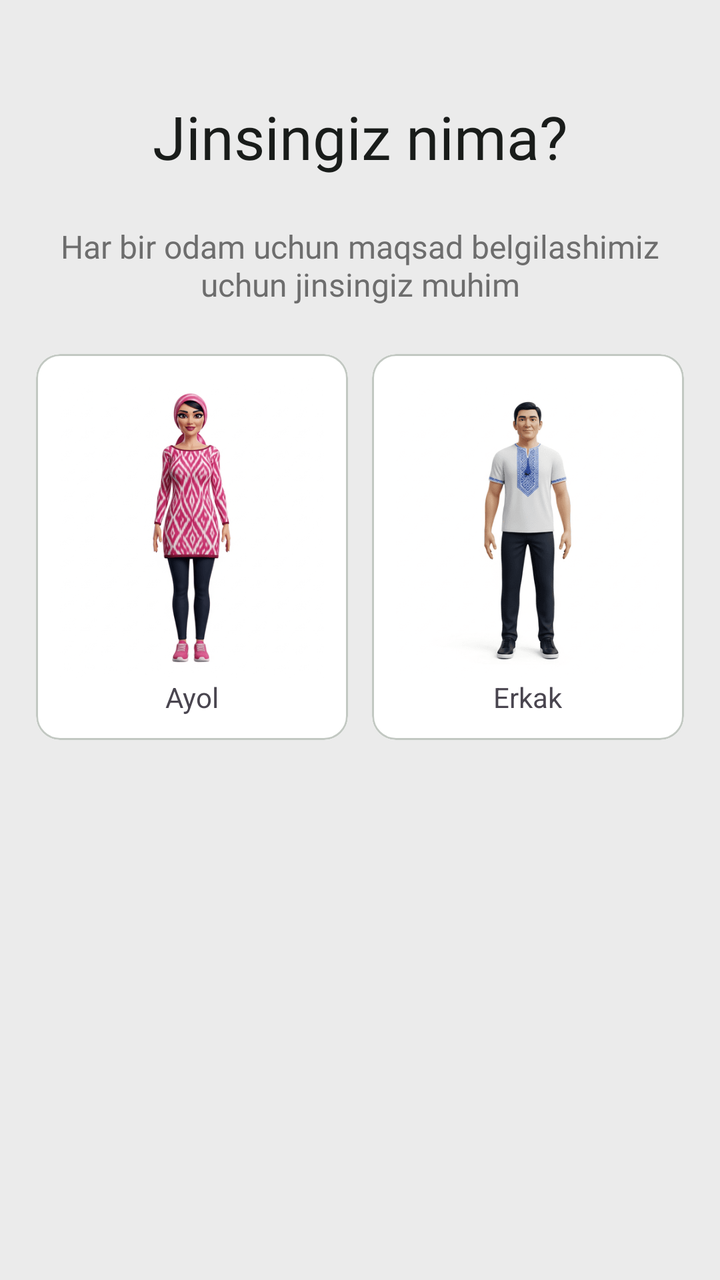
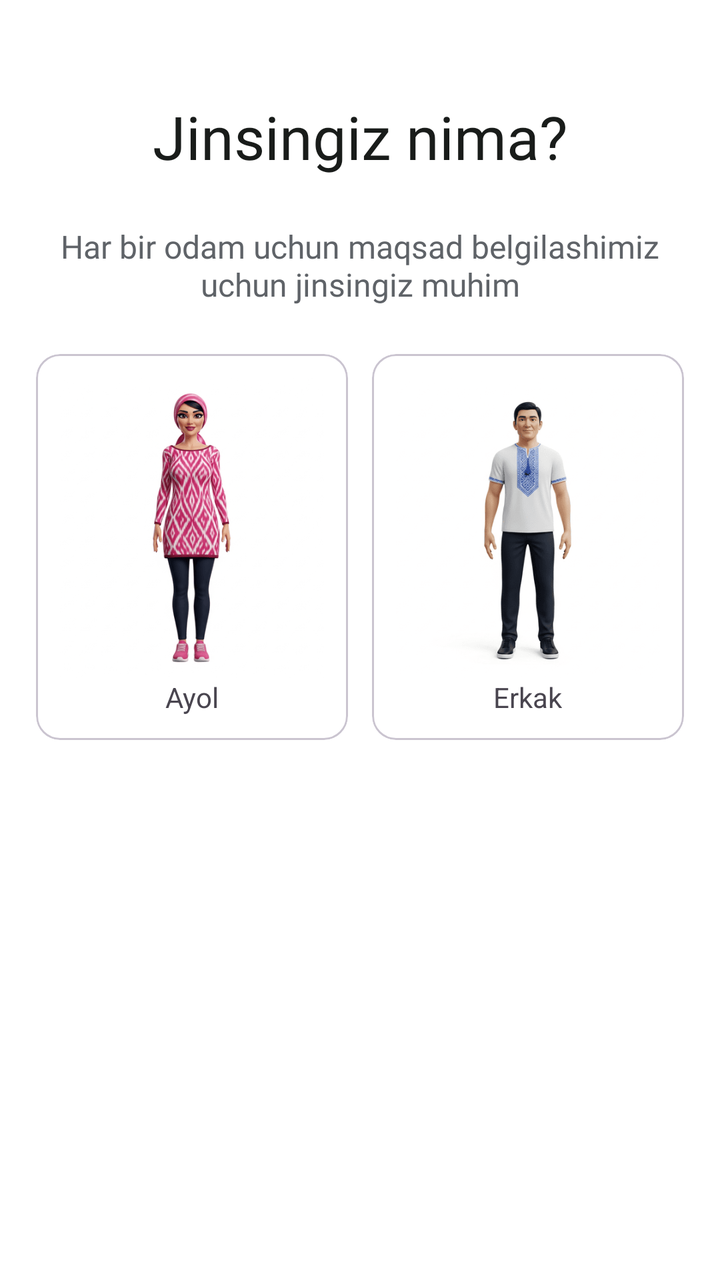

An Android layout rendered at two revisions. The XML below is the earlier revision; the diff shows what the commit changed to produce the second picture.
<!-- AndroidManifest.xml: application theme Theme.Ozamiz -->
<!-- res/layout/fragment_gender.xml -->
<?xml version="1.0" encoding="utf-8"?>
<LinearLayout
    android:orientation="vertical"
    xmlns:android="http://schemas.android.com/apk/res/android"
    xmlns:app="http://schemas.android.com/apk/res-auto"
    android:layout_width="match_parent"
    android:background="?colorSurfaceContainer"
    android:layout_height="match_parent">

    <TextView
        android:id="@+id/textView2"
        style="@style/Title4_28"
        android:fontFamily="@font/roboto_bold"
        android:layout_width="match_parent"
        android:layout_height="wrap_content"
        android:layout_marginTop="@dimen/dimen_48"
        android:text="@string/what_gender"
        android:textColor="?colorOnSurface"
        android:gravity="center"
        app:layout_constraintEnd_toEndOf="parent"
        app:layout_constraintStart_toStartOf="parent"
        app:layout_constraintTop_toTopOf="parent" />

    <TextView
        style="@style/Text1_16"
        android:layout_width="match_parent"
        android:layout_height="wrap_content"
        android:gravity="center"
        android:layout_margin="@dimen/dimen_24"
        android:text="@string/what_gender_subtitle"
        android:textColor="?colorOnSurfaceVariant"
        app:layout_constraintTop_toBottomOf="@+id/textView2" />

    <LinearLayout
        android:layout_width="match_parent"
        android:layout_height="wrap_content"
        android:paddingHorizontal="@dimen/dimen_18"
        android:orientation="horizontal"
        >
        <com.google.android.material.card.MaterialCardView
            android:layout_width="0dp"
            android:id="@+id/female_card"
            android:layout_weight="1"
            android:layout_height="wrap_content"
            app:cardCornerRadius="@dimen/dimen_12"
            >
            <LinearLayout
                android:background="?colorSurfaceContainerLowest"
                android:padding="@dimen/dimen_12"
                android:layout_width="match_parent"
                android:layout_height="match_parent"
                android:orientation="vertical"
                android:gravity="center"
                >
                <ImageView
                    android:layout_width="150dp"
                    android:layout_height="150dp"
                    android:src="@drawable/female_photo"
                    />
                <TextView
                    android:layout_width="wrap_content"
                    android:layout_height="wrap_content"
                    android:text="@string/ayol"
                    android:layout_gravity="center"
                    />

            </LinearLayout>
        </com.google.android.material.card.MaterialCardView>

        <com.google.android.material.card.MaterialCardView
            android:layout_marginStart="@dimen/dimen_12"
            android:layout_width="0dp"
            android:id="@+id/male_card"
            android:layout_weight="1"
            android:layout_height="wrap_content"
            app:cardCornerRadius="@dimen/dimen_12"
            >
            <LinearLayout
                android:padding="@dimen/dimen_12"
                android:background="?colorSurfaceContainerLowest"
                android:layout_width="match_parent"
                android:layout_height="match_parent"
                android:orientation="vertical"
                android:gravity="center"
                >
                <ImageView
                    android:layout_width="150dp"
                    android:layout_height="150dp"
                    android:src="@drawable/male_photo"
                    />
                <TextView
                    android:layout_width="wrap_content"
                    android:layout_height="wrap_content"
                    android:text="@string/erkak"
                    android:layout_gravity="center"
                    />

            </LinearLayout>
        </com.google.android.material.card.MaterialCardView>
    </LinearLayout>
</LinearLayout>
<!-- resources referenced by this layout -->
<resources>
  <style name="Base.Ozamiz" parent="Theme.Material3.Light.NoActionBar">
          <item name="backgroundColor">@color/md_theme_light_surfaceContainer</item>
          <item name="android:windowBackground">@color/md_theme_light_surfaceContainer</item>
          <item name="android:statusBarColor">@color/md_theme_light_surfaceContainer</item>
          <item name="android:windowLightStatusBar">true</item>
  
          <item name="colorPrimary">@color/md_theme_light_primary</item>
          <item name="colorOnPrimary">@color/md_theme_light_onPrimary</item>
          <item name="colorPrimaryContainer">@color/md_theme_light_primaryContainer</item>
          <item name="colorOnPrimaryContainer">@color/md_theme_light_onPrimaryContainer</item>
  
          <item name="colorSecondary">@color/md_theme_light_secondary</item>
          <item name="colorOnSecondary">@color/md_theme_light_onSecondary</item>
          <item name="colorSecondaryContainer">@color/md_theme_light_secondaryContainer</item>
          <item name="colorOnSecondaryContainer">@color/md_theme_light_onSecondaryContainer</item>
  
          
          <item name="colorTertiary">@color/md_theme_light_tertiary</item>
          <item name="colorOnTertiary">@color/md_theme_light_onTertiary</item>
          <item name="colorTertiaryContainer">@color/md_theme_light_tertiaryContainer</item>
          <item name="colorOnTertiaryContainer">@color/md_theme_light_onTertiaryContainer</item>
  
          
          <item name="colorError">@color/md_theme_light_error</item>
          <item name="colorOnError">@color/md_theme_light_onError</item>
          <item name="colorErrorContainer">@color/md_theme_light_errorContainer</item>
          <item name="colorOnErrorContainer">@color/md_theme_light_onErrorContainer</item>
  
          <item name="colorSurface">@color/md_theme_light_surface</item>
          <item name="colorOnSurface">@color/md_theme_light_onSurface</item>
          <item name="colorSurfaceVariant">@color/md_theme_light_surfaceVariant</item>
          <item name="colorOnSurfaceVariant">#6D6D6D</item>
          <item name="colorOutline">@color/md_theme_light_outline</item>
          <item name="colorOutlineVariant">#C2C8C2</item>
  
          
          <item name="colorSurfaceContainerLowest">@color/md_theme_light_surfaceContainerLowest</item>
          <item name="colorSurfaceContainerLow">@color/md_theme_light_surfaceContainerLow</item>
          <item name="colorSurfaceContainer">@color/md_theme_light_surfaceContainer</item>
          <item name="colorSurfaceContainerHigh">@color/md_theme_light_surfaceContainerHigh</item>
          <item name="colorSurfaceContainerHighest">@color/md_theme_light_surfaceContainerHighest</item>
  
          
          <item name="colorSurfaceInverse">#2E312F</item>
          <item name="colorOnSurfaceInverse">#F0F5F1</item>
  
          
          <item name="contentScrim">#000000</item>
          <item name="android:shadowColor">#006D42</item>
  
          
          <item name="customGreen">#006D42</item>
          <item name="customYellow">#FFB116</item>
      </style>
  <color name="md_theme_light_surfaceContainer">#EBEBEB</color>
  <color name="md_theme_light_primaryContainer">#96F7B8</color>
  <color name="md_theme_light_secondaryContainer">#D2E8D4</color>
  <color name="md_theme_light_onSecondaryContainer">#0D1F13</color>
  <color name="md_theme_light_tertiary">#3A646F</color>
  <color name="md_theme_light_onTertiary">#FFFFFF</color>
  <color name="md_theme_light_tertiaryContainer">#BEEAF7</color>
  <color name="md_theme_light_onTertiaryContainer">#001F25</color>
  <color name="md_theme_light_errorContainer">#FFDAD6</color>
  <color name="md_theme_light_onErrorContainer">#410002</color>
  <color name="md_theme_light_surface">#FBFDF9</color>
  <color name="md_theme_light_surfaceVariant">#DBE5DD</color>
  <color name="md_theme_light_outline">#707973</color>
  <color name="md_theme_light_surfaceContainerLow">#F8F8F8</color>
  <color name="md_theme_light_surfaceContainerHigh">#F1F1F1</color>
  <color name="md_theme_light_surfaceContainerHighest">#E6E6E6</color>
  <!-- unchanged entries left out for length: 22 -->
</resources>

<!-- the commit's change to res/layout/fragment_gender.xml (unified diff, before → after) -->
@@ -4,7 +4,7 @@
     xmlns:android="http://schemas.android.com/apk/res/android"
     xmlns:app="http://schemas.android.com/apk/res-auto"
     android:layout_width="match_parent"
-    android:background="?colorSurfaceContainer"
+    android:background="?attr/colorSurfaceContainerLowest"
     android:layout_height="match_parent">
 
     <TextView
@@ -15,7 +15,7 @@
         android:layout_height="wrap_content"
         android:layout_marginTop="@dimen/dimen_48"
         android:text="@string/what_gender"
-        android:textColor="?colorOnSurface"
+        android:textColor="?attr/colorOnSurface"
         android:gravity="center"
         app:layout_constraintEnd_toEndOf="parent"
         app:layout_constraintStart_toStartOf="parent"
@@ -45,7 +45,7 @@
             app:cardCornerRadius="@dimen/dimen_12"
             >
             <LinearLayout
-                android:background="?colorSurfaceContainerLowest"
+                android:background="?attr/colorSurfaceContainerLowest"
                 android:padding="@dimen/dimen_12"
                 android:layout_width="match_parent"
                 android:layout_height="match_parent"
<!-- resource entries referenced after the edit -->
@@ -1,75 +1,44 @@
 <!-- resources referenced by this layout -->
 <resources>
   <style name="Base.Ozamiz" parent="Theme.Material3.Light.NoActionBar">
-          <item name="backgroundColor">@color/md_theme_light_surfaceContainer</item>
-          <item name="android:windowBackground">@color/md_theme_light_surfaceContainer</item>
-          <item name="android:statusBarColor">@color/md_theme_light_surfaceContainer</item>
+          
+          <item name="backgroundColor">?attr/colorSurface</item>
+          <item name="android:windowBackground">?attr/colorSurface</item>
+  
+          
+          <item name="android:statusBarColor">@android:color/transparent</item>
+          <item name="android:navigationBarColor">@android:color/transparent</item>
           <item name="android:windowLightStatusBar">true</item>
+          <item name="android:windowLightNavigationBar">true</item>
   
           <item name="colorPrimary">@color/md_theme_light_primary</item>
           <item name="colorOnPrimary">@color/md_theme_light_onPrimary</item>
           <item name="colorPrimaryContainer">@color/md_theme_light_primaryContainer</item>
           <item name="colorOnPrimaryContainer">@color/md_theme_light_onPrimaryContainer</item>
-  
           <item name="colorSecondary">@color/md_theme_light_secondary</item>
           <item name="colorOnSecondary">@color/md_theme_light_onSecondary</item>
-          <item name="colorSecondaryContainer">@color/md_theme_light_secondaryContainer</item>
-          <item name="colorOnSecondaryContainer">@color/md_theme_light_onSecondaryContainer</item>
-  
-          
-          <item name="colorTertiary">@color/md_theme_light_tertiary</item>
-          <item name="colorOnTertiary">@color/md_theme_light_onTertiary</item>
-          <item name="colorTertiaryContainer">@color/md_theme_light_tertiaryContainer</item>
-          <item name="colorOnTertiaryContainer">@color/md_theme_light_onTertiaryContainer</item>
-  
-          
           <item name="colorError">@color/md_theme_light_error</item>
           <item name="colorOnError">@color/md_theme_light_onError</item>
-          <item name="colorErrorContainer">@color/md_theme_light_errorContainer</item>
-          <item name="colorOnErrorContainer">@color/md_theme_light_onErrorContainer</item>
   
           <item name="colorSurface">@color/md_theme_light_surface</item>
           <item name="colorOnSurface">@color/md_theme_light_onSurface</item>
           <item name="colorSurfaceVariant">@color/md_theme_light_surfaceVariant</item>
-          <item name="colorOnSurfaceVariant">#6D6D6D</item>
+          <item name="colorOnSurfaceVariant">@color/md_theme_light_onSurfaceVariant</item>
           <item name="colorOutline">@color/md_theme_light_outline</item>
-          <item name="colorOutlineVariant">#C2C8C2</item>
   
-          
           <item name="colorSurfaceContainerLowest">@color/md_theme_light_surfaceContainerLowest</item>
           <item name="colorSurfaceContainerLow">@color/md_theme_light_surfaceContainerLow</item>
           <item name="colorSurfaceContainer">@color/md_theme_light_surfaceContainer</item>
           <item name="colorSurfaceContainerHigh">@color/md_theme_light_surfaceContainerHigh</item>
-          <item name="colorSurfaceContainerHighest">@color/md_theme_light_surfaceContainerHighest</item>
-  
-          
-          <item name="colorSurfaceInverse">#2E312F</item>
-          <item name="colorOnSurfaceInverse">#F0F5F1</item>
-  
-          
-          <item name="contentScrim">#000000</item>
-          <item name="android:shadowColor">#006D42</item>
-  
-          
-          <item name="customGreen">#006D42</item>
-          <item name="customYellow">#FFB116</item>
       </style>
-  <color name="md_theme_light_surfaceContainer">#EBEBEB</color>
-  <color name="md_theme_light_primaryContainer">#96F7B8</color>
-  <color name="md_theme_light_secondaryContainer">#D2E8D4</color>
-  <color name="md_theme_light_onSecondaryContainer">#0D1F13</color>
-  <color name="md_theme_light_tertiary">#3A646F</color>
-  <color name="md_theme_light_onTertiary">#FFFFFF</color>
-  <color name="md_theme_light_tertiaryContainer">#BEEAF7</color>
-  <color name="md_theme_light_onTertiaryContainer">#001F25</color>
-  <color name="md_theme_light_errorContainer">#FFDAD6</color>
-  <color name="md_theme_light_onErrorContainer">#410002</color>
-  <color name="md_theme_light_surface">#FBFDF9</color>
-  <color name="md_theme_light_surfaceVariant">#DBE5DD</color>
-  <color name="md_theme_light_outline">#707973</color>
-  <color name="md_theme_light_surfaceContainerLow">#F8F8F8</color>
-  <color name="md_theme_light_surfaceContainerHigh">#F1F1F1</color>
-  <color name="md_theme_light_surfaceContainerHighest">#E6E6E6</color>
+  <color name="md_theme_light_surfaceContainer">#F1F3F4</color>
+  <color name="md_theme_light_primaryContainer">#E8F5E9</color>
+  <color name="md_theme_light_surface">#FFFFFF</color>
+  <color name="md_theme_light_surfaceVariant">#F1F3F4</color>
+  <color name="md_theme_light_onSurfaceVariant">#5F6368</color>
+  <color name="md_theme_light_outline">#DADCE0</color>
+  <color name="md_theme_light_surfaceContainerLow">#F8F9FA</color>
+  <color name="md_theme_light_surfaceContainerHigh">#E8EAED</color>
   <!-- unchanged entries left out for length: 22 -->
 </resources>
 
